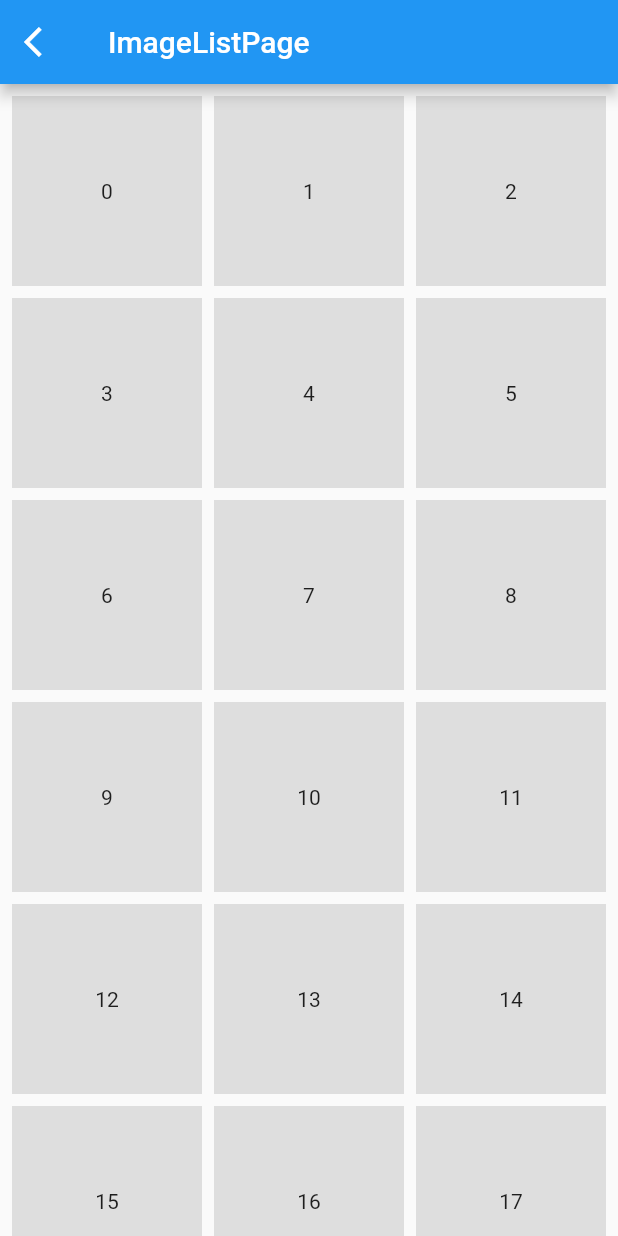
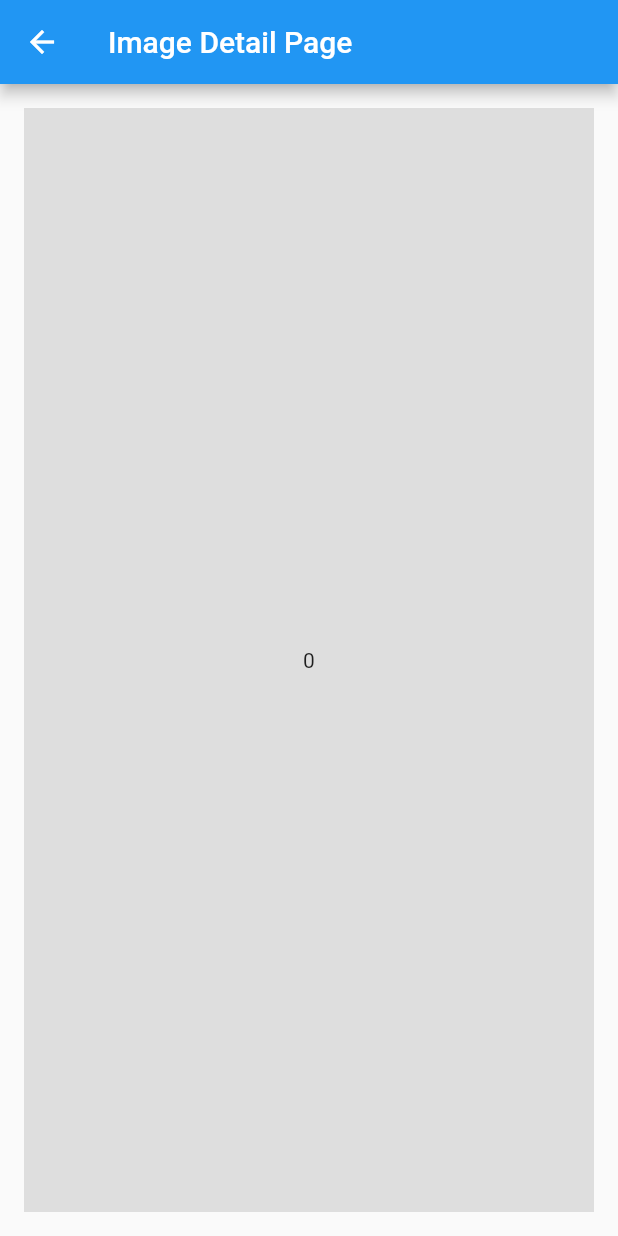
Before and after one commit to AppDeveloperMLLB/sample_transition_animation, a Flutter app: the ImageListPage screen opened by its route, after a tap on an icon or button, on a phone screen of 412 x 824 dp. Run offline on Flutter 3.47's test engine with Material 2 defaults, Android fonts, the phone set to English and light mode, and no system bars; our stand-ins replace go_router.

Commit message:
画像詳細ページの追加
* feat/add_image_detail_page first commit

* 画像詳細ページの追加

* 画像一覧から画像詳細に遷移できるように変更

* 下スワイプ時に前画面に戻るように修正

---------

Co-authored-by: MLLB <app.developer.mllb@gmail.com>

```diff
--- /dev/null
+++ b/lib/image_detail_page.dart
@@ -0,0 +1,39 @@
+import 'package:flutter/material.dart';
+import 'package:go_router/go_router.dart';
+
+class ImageDetailPage extends StatelessWidget {
+  final int index;
+  const ImageDetailPage({
+    super.key,
+    required this.index,
+  });
+
+  @override
+  Widget build(BuildContext context) {
+    return Scaffold(
+      appBar: AppBar(
+        title: const Text("Image Detail Page"),
+      ),
+      body: SafeArea(
+        child: Center(
+          child: Padding(
+            padding: const EdgeInsets.all(16.0),
+            child: GestureDetector(
+              onVerticalDragUpdate: (details) {
+                if (details.delta.dy > 0) {
+                  context.pop();
+                }
+              },
+              child: Container(
+                color: Colors.grey.withOpacity(0.3),
+                child: Center(
+                  child: Text("$index"),
+                ),
+              ),
+            ),
+          ),
+        ),
+      ),
+    );
+  }
+}
--- a/lib/image_list_page.dart
+++ b/lib/image_list_page.dart
@@ -31,7 +31,7 @@ class ImageListPage extends StatelessWidget {
             padding: const EdgeInsets.all(8),
             itemBuilder: (context, index) {
               return Item(
-                text: "$index",
+                index: index,
               );
             },
             shrinkWrap: true,
@@ -43,20 +43,22 @@ class ImageListPage extends StatelessWidget {
 }
 
 class Item extends StatelessWidget {
-  final String text;
-  const Item({super.key, required this.text});
+  final int index;
+  const Item({super.key, required this.index});
 
   @override
   Widget build(BuildContext context) {
     return GestureDetector(
       onTap: () {
-        // TODO: implements to go to image detail page.
-        print("on tap");
+        context.goNamed(
+          AppRoute.imageDetailPage.name,
+          extra: index,
+        );
       },
       child: Container(
         color: Colors.grey.withOpacity(0.3),
         child: Center(
-          child: Text(text),
+          child: Text("$index"),
         ),
       ),
     );
--- a/lib/router.dart
+++ b/lib/router.dart
@@ -1,5 +1,6 @@
 import 'package:flutter/material.dart';
 import 'package:go_router/go_router.dart';
+import 'package:sample_transition_animation/image_detail_page.dart';
 import 'package:sample_transition_animation/image_list_page.dart';
 import 'package:sample_transition_animation/main.dart';
 
@@ -39,6 +40,10 @@ enum AppRoute {
   imageListPage(
     path: '/imageListPage',
     name: 'imageListPage',
+  ),
+  imageDetailPage(
+    path: '/imageListPage/imageDetailPage',
+    name: 'imageDetailPage',
   ),
   page1(
     path: '/page1',
@@ -292,7 +297,19 @@ final goRouter = GoRouter(
       builder: (context, state) {
         return const ImageListPage();
       },
-    )
+      routes: [
+        GoRoute(
+          path: "imageDetailPage",
+          name: AppRoute.imageDetailPage.name,
+          builder: (context, state) {
+            final index = state.extra as int;
+            return ImageDetailPage(
+              index: index,
+            );
+          },
+        ),
+      ],
+    ),
   ],
 );
 
```
